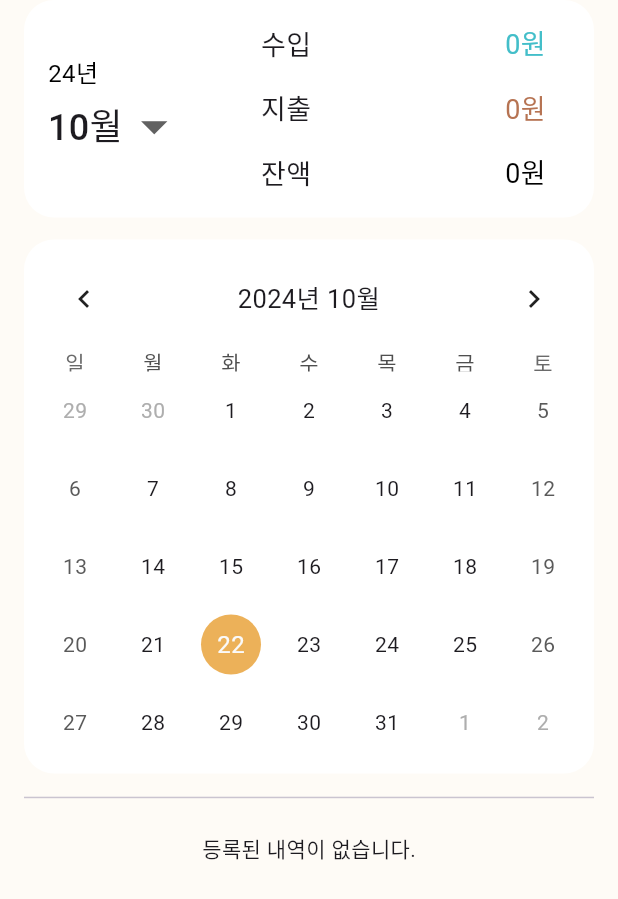
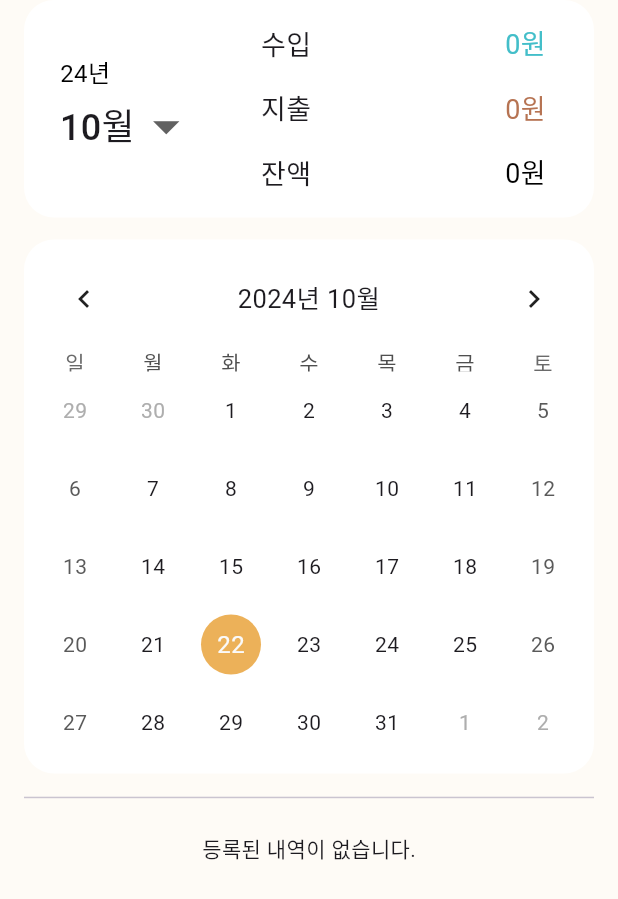
Before and after one commit to itbebop/flutter_moneybag_2024, a Flutter app: the HomeScreen screen opened directly, on a phone screen of 412 x 824 dp. Shown: the top 899 px of the screen. Run offline on Flutter 3.47's test engine with Material 3 defaults, Android fonts, the phone set to English and light mode, and no system bars; drawn by our look-alikes of table_calendar; our stand-ins replace cloud_firestore, easy_localization, firebase_auth, firebase_core, firebase_storage, flutter_dotenv and 9 more; missing offline and left inert: kakao_flutter_sdk_user; accounts and stored records are empty; generated files the repository leaves out were written again; network calls fail; statements that could not run were skipped.

Commit message:
style: home screen moth 부분 padding

```diff
--- a/lib/screen/tab/home/home_screen.dart
+++ b/lib/screen/tab/home/home_screen.dart
@@ -29,6 +29,8 @@ class _HomeScreenState extends ConsumerState<HomeScreen> {
     _selectedDay = _focusedDay;
     Future.microtask(() {
       _fetchEventsForDay(_selectedDay);
+      // await ref.watch(assetStateProvier.notifier).fetchAsset();
+      // await ref.watch(transactionStateProvider.notifier).getTransactions();
 
       // 자동으로 현재 달을 설정
       final currentMonth = DateFormat('MMM').format(DateTime.now()).toLowerCase();
@@ -58,7 +60,7 @@ class _HomeScreenState extends ConsumerState<HomeScreen> {
     DateTime now = DateTime.now();
     final selectedMonth = ref.watch(monthStateProvider);
     DateTime focusedDay = DateTime.utc(now.year, selectedMonth.month, now.day);
-
+    ref.watch(transactionStateProvider.notifier).fetchEventsForDay(_selectedDay);
     return Scaffold(
       body: Column(
         children: [
@@ -77,7 +79,9 @@ class _HomeScreenState extends ConsumerState<HomeScreen> {
                       child: Row(
                         mainAxisAlignment: MainAxisAlignment.spaceBetween,
                         children: [
-                          Column(
+                          Padding(
+                            padding: const EdgeInsets.symmetric(horizontal: 8),
+                            child: Column(
                               crossAxisAlignment: CrossAxisAlignment.start,
                               children: [
                                 const CurrentMonth(),
@@ -89,6 +93,7 @@ class _HomeScreenState extends ConsumerState<HomeScreen> {
                                   fontSize: 24,
                                 ),
                               ],
+                            ),
                           ),
                           const AssetList(),
                         ],
```
Lines whose indentation alone changed are shown as unchanged.
